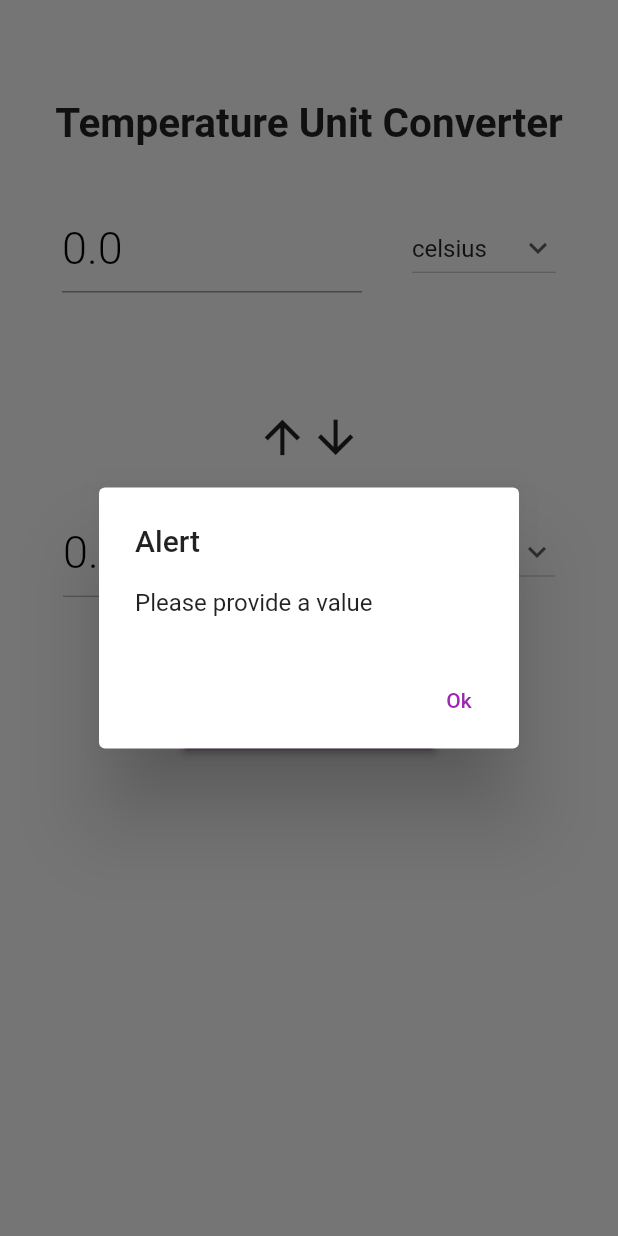
After one commit to PratikAmonkar/Unit-Calculator, a Flutter app: the TemperatureCategoryPage screen opened directly, after a tap on "Convert", on a phone screen of 412 x 824 dp. The commit adds this screen. Run offline on Flutter 3.47's test engine with Material 2 defaults, Android fonts, the phone set to English and light mode, and no system bars.

Commit message:
added temperature category

```diff
--- /dev/null
+++ b/lib/functions/temperature_nuit_convert.dart
@@ -0,0 +1,27 @@
+temperatureUnitConverte(firstIntialDropDownValue, secondIntialDropDownValue,
+    firstTextControllerValue, secondTextControllerValue) {
+  if (firstIntialDropDownValue == "celsius" &&
+      secondIntialDropDownValue == "fahrenheit") {
+    return ((double.parse(firstTextControllerValue.text) * 9 / 5) + 32)
+        .toStringAsFixed(3);
+  } else if (firstIntialDropDownValue == "fahrenheit" &&
+      secondIntialDropDownValue == "celsius") {
+    return ((double.parse(firstTextControllerValue.text) - 32) * 5 / 9)
+        .toStringAsFixed(3);
+  } else if (firstIntialDropDownValue == "celsius" &&
+      secondIntialDropDownValue == "kelvin") {
+    return (double.parse(firstTextControllerValue.text) + 273.15)
+        .toStringAsFixed(3);
+  } else if (firstIntialDropDownValue == "fahrenheit" &&
+      secondIntialDropDownValue == "kelvin") {
+    return ((double.parse(firstTextControllerValue.text) - 32) * 5 / 9 + 273.15)
+        .toStringAsFixed(3);
+  } else if (firstIntialDropDownValue == "kelvin" &&
+      secondIntialDropDownValue == "celsius") {
+    return (double.parse(firstTextControllerValue.text) - 273.15)
+        .toStringAsFixed(3);
+  } else {
+    return ((double.parse(firstTextControllerValue.text) - 273.15) * 9 / 5 + 32)
+        .toStringAsFixed(3);
+  }
+}
--- a/lib/screens/category_page.dart
+++ b/lib/screens/category_page.dart
@@ -4,6 +4,7 @@ import 'package:unit_converter/model/category_model.dart';
 import 'package:unit_converter/screens/angle_category_page.dart';
 import 'package:unit_converter/screens/area_category_page.dart';
 import 'package:unit_converter/screens/mass_category_page.dart';
+import 'package:unit_converter/screens/temperature_category_page.dart';
 
 class CategoryPage extends StatefulWidget {
   const CategoryPage({Key? key}) : super(key: key);
@@ -25,6 +26,10 @@ class _CategoryPageState extends State<CategoryPage> {
     CategoryImage(
       "images/mass.png",
       "Mass",
+    ),
+    CategoryImage(
+      "images/temperature.png",
+      "Temperature",
     ),
   ];
 
@@ -77,6 +82,12 @@ class _CategoryPageState extends State<CategoryPage> {
                     builder: (context) => const MassCategoryPage(),
                   ),
                 );
+              } else if (index == 3) {
+                Navigator.of(context).push(
+                  MaterialPageRoute(
+                    builder: (context) => const TemperatureCategoryPage(),
+                  ),
+                );
               }
             },
             child: Padding(
--- /dev/null
+++ b/lib/screens/temperature_category_page.dart
@@ -0,0 +1,236 @@
+import 'package:flutter/material.dart';
+import 'package:flutter/services.dart';
+import 'package:unit_converter/functions/temperature_nuit_convert.dart';
+import 'package:unit_converter/widgets/alertbox_widget.dart';
+
+class TemperatureCategoryPage extends StatefulWidget {
+  const TemperatureCategoryPage({Key? key}) : super(key: key);
+
+  @override
+  State<TemperatureCategoryPage> createState() => _AngleCategoryPageState();
+}
+
+class _AngleCategoryPageState extends State<TemperatureCategoryPage> {
+  String firstIntialDropDownValue = 'celsius';
+  String secondIntialDropDownValue = 'fahrenheit';
+
+  final firstDropDownValue = [
+    "celsius",
+    "fahrenheit",
+    "kelvin",
+  ];
+
+  final secondDropDownValue = [
+    "celsius",
+    "fahrenheit",
+    "kelvin",
+  ];
+
+  final firstTextControllerValue = TextEditingController();
+  final secondTextControllerValue = TextEditingController();
+
+  @override
+  Widget build(BuildContext context) {
+    return Scaffold(
+      backgroundColor: Colors.white,
+      appBar: AppBar(
+        backgroundColor: Colors.white,
+        elevation: 0.0,
+        centerTitle: true,
+        systemOverlayStyle: const SystemUiOverlayStyle(
+          statusBarColor: Colors.white,
+          statusBarIconBrightness: Brightness.dark,
+        ),
+      ),
+      body: SingleChildScrollView(
+        child: Column(
+          children: [
+            const Padding(
+              padding: EdgeInsets.only(
+                top: 10.0,
+                bottom: 30,
+              ),
+              child: Text(
+                "Temperature Unit Converter",
+                style: TextStyle(
+                  fontSize: 27.0,
+                  fontWeight: FontWeight.bold,
+                ),
+              ),
+            ),
+            Padding(
+              padding: const EdgeInsets.all(8.0),
+              child: Row(
+                mainAxisAlignment: MainAxisAlignment.spaceEvenly,
+                children: [
+                  SizedBox(
+                    width: 200.0,
+                    child: TextFormField(
+                      controller: firstTextControllerValue,
+                      style: const TextStyle(
+                        fontSize: 30,
+                        fontWeight: FontWeight.w300,
+                      ),
+                      keyboardType: TextInputType.number,
+                      decoration: const InputDecoration(
+                        hintText: "0.0",
+                        hintStyle: TextStyle(
+                          fontSize: 30,
+                          fontWeight: FontWeight.w300,
+                          color: Colors.black,
+                        ),
+                      ),
+                    ),
+                  ),
+                  DropdownButton(
+                    value: firstIntialDropDownValue,
+                    icon: const Icon(Icons.keyboard_arrow_down),
+                    items: firstDropDownValue.map(
+                      (String items) {
+                        return DropdownMenuItem(
+                          value: items,
+                          child: Text(items),
+                        );
+                      },
+                    ).toList(),
+                    onChanged: (String? newValue) {
+                      setState(
+                        () {
+                          firstIntialDropDownValue = newValue!;
+                        },
+                      );
+                    },
+                  ),
+                ],
+              ),
+            ),
+            const SizedBox(
+              height: 20.0,
+            ),
+            Padding(
+              padding: const EdgeInsets.only(top: 50.0),
+              child: Row(
+                mainAxisAlignment: MainAxisAlignment.center,
+                children: const [
+                  Icon(
+                    Icons.arrow_upward,
+                    size: 35.5,
+                  ),
+                  Icon(
+                    Icons.arrow_downward,
+                    size: 35.5,
+                  ),
+                ],
+              ),
+            ),
+            const SizedBox(
+              height: 20.0,
+            ),
+            Padding(
+              padding: const EdgeInsets.all(10.0),
+              child: Row(
+                mainAxisAlignment: MainAxisAlignment.spaceEvenly,
+                children: [
+                  SizedBox(
+                    width: 200.0,
+                    child: TextFormField(
+                      enabled: false,
+                      controller: secondTextControllerValue,
+                      style: const TextStyle(
+                        fontSize: 30,
+                        fontWeight: FontWeight.w300,
+                      ),
+                      //initialValue: "0.0",
+                      keyboardType: TextInputType.number,
+                      decoration: const InputDecoration(
+                        hintText: "0.0",
+                        hintStyle: TextStyle(
+                          fontSize: 30,
+                          fontWeight: FontWeight.w300,
+                          color: Colors.black,
+                        ),
+                      ),
+                    ),
+                  ),
+                  DropdownButton(
+                    value: secondIntialDropDownValue,
+                    icon: const Icon(Icons.keyboard_arrow_down),
+                    items: secondDropDownValue.map(
+                      (String items) {
+                        return DropdownMenuItem(
+                          value: items,
+                          child: Text(items),
+                        );
+                      },
+                    ).toList(),
+                    onChanged: (String? newValue) {
+                      setState(
+                        () {
+                          secondIntialDropDownValue = newValue!;
+                        },
+                      );
+                    },
+                  ),
+                ],
+              ),
+            ),
+            const SizedBox(
+              height: 50.0,
+            ),
+            ElevatedButton(
+              onPressed: () {
+                convertData();
+              },
+              style: OutlinedButton.styleFrom(
+                padding: const EdgeInsets.only(
+                  left: 50.0,
+                  right: 50.0,
+                ),
+              ),
+              child: const Text(
+                "Convert",
+                style: TextStyle(
+                  fontSize: 20.0,
+                ),
+              ),
+            ),
+          ],
+        ),
+      ),
+    );
+  }
+
+  void convertData() {
+    if (firstTextControllerValue.text.isEmpty) {
+      alertBoxWidget(
+        context,
+        "Alert",
+        "Please provide a value",
+      );
+    } else if (firstTextControllerValue.text == "0.0" ||
+        firstTextControllerValue.text == "0") {
+      alertBoxWidget(
+        context,
+        "Alert",
+        "Zero not allowed",
+      );
+    } else if (firstIntialDropDownValue == secondIntialDropDownValue) {
+      alertBoxWidget(
+        context,
+        "Alert",
+        "You choose same option",
+      );
+    } else {
+      setState(
+        () {
+          secondTextControllerValue.text = temperatureUnitConverte(
+            firstIntialDropDownValue,
+            secondIntialDropDownValue,
+            firstTextControllerValue,
+            secondTextControllerValue,
+          );
+        },
+      );
+    }
+  }
+}
```
Also changed, not shown: images/temperature.png (added).
